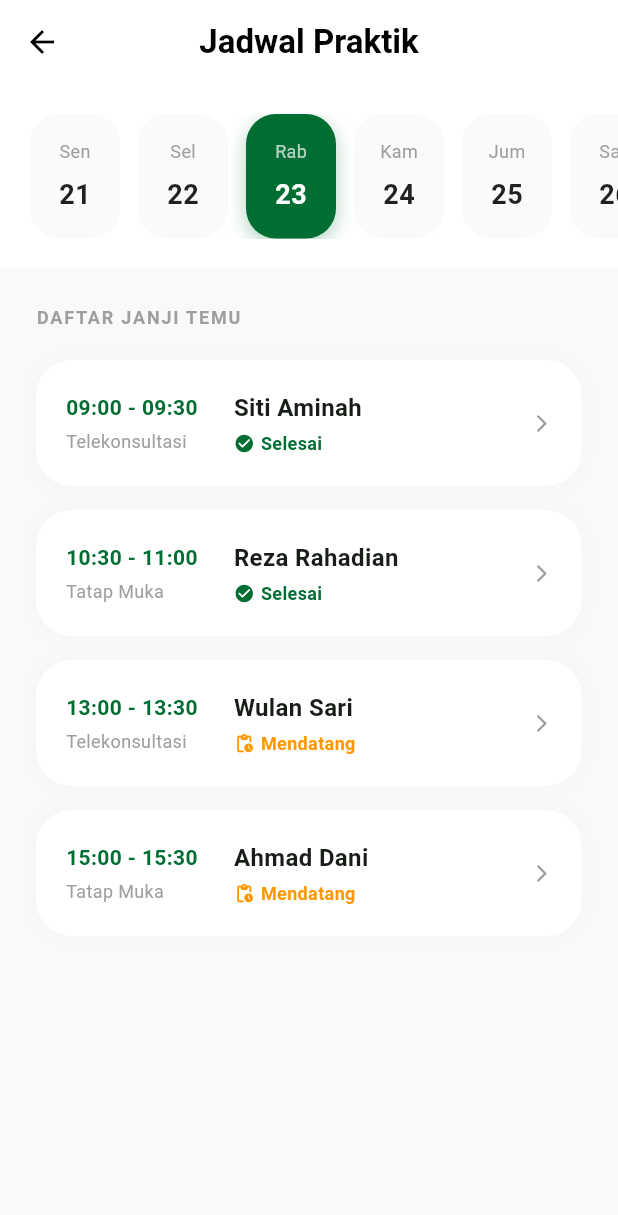
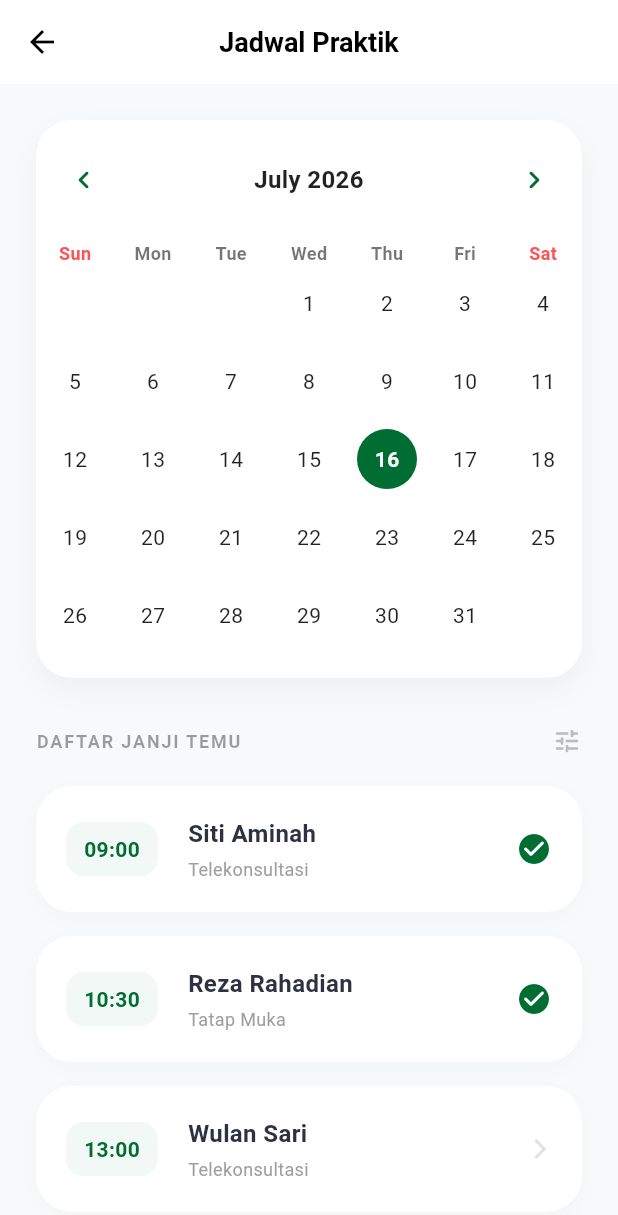
Before and after one commit to techtona-gard/gard-fe, a Flutter app: the DoctorSchedulePage screen opened directly, on a phone screen of 412 x 824 dp. Shown: the top 1215 px of the screen. Run offline on Flutter 3.47's test engine with Material 3 defaults, Android fonts, the phone set to English and light mode, and no system bars; drawn by our look-alikes of table_calendar; our stand-ins replace awesome_notifications, camera; network calls fail.

Commit message:
penyesuaian layouting dan akur registrasi dokter, dan penyesuaian dashboard pasien

```diff
--- a/lib/pages/doctor_schedule_page.dart
+++ b/lib/pages/doctor_schedule_page.dart
@@ -1,4 +1,5 @@
 import 'package:flutter/material.dart';
+import 'package:table_calendar/table_calendar.dart';
 
 class DoctorSchedulePage extends StatefulWidget {
   const DoctorSchedulePage({super.key});
@@ -8,85 +9,136 @@ class DoctorSchedulePage extends StatefulWidget {
 }
 
 class _DoctorSchedulePageState extends State<DoctorSchedulePage> {
-  int _selectedDateIndex = 2; // Assuming today is Wednesday
+  DateTime _focusedDay = DateTime.now();
+  DateTime? _selectedDay;
 
-  final List<Map<String, String>> _dates = [
-    {'day': 'Sen', 'date': '21'},
-    {'day': 'Sel', 'date': '22'},
-    {'day': 'Rab', 'date': '23'},
-    {'day': 'Kam', 'date': '24'},
-    {'day': 'Jum', 'date': '25'},
-    {'day': 'Sab', 'date': '26'},
-    {'day': 'Min', 'date': '27'},
-  ];
+  @override
+  void initState() {
+    super.initState();
+    _selectedDay = _focusedDay;
+  }
 
   @override
   Widget build(BuildContext context) {
     const emeraldGreen = Color(0xFF006D32);
+    const bgColor = Color(0xFFF8F9FA);
 
     return Scaffold(
-      backgroundColor: const Color(0xFFF8F9FA),
+      backgroundColor: bgColor,
       appBar: AppBar(
-        title: const Text('Jadwal Praktik', style: TextStyle(fontWeight: FontWeight.bold)),
+        title: const Text('Jadwal Praktik',
+          style: TextStyle(fontWeight: FontWeight.bold, fontSize: 18)),
         centerTitle: true,
         backgroundColor: Colors.white,
         foregroundColor: Colors.black,
         elevation: 0,
       ),
-      body: Column(
+      body: SafeArea(
+        child: SingleChildScrollView(
+          padding: const EdgeInsets.all(24),
+          physics: const BouncingScrollPhysics(),
+          child: Column(
+            crossAxisAlignment: CrossAxisAlignment.start,
             children: [
-          // Horizontal Calendar Section
+              // 1. Calendar Card (Sama seperti gaya pasien)
               Container(
+                decoration: BoxDecoration(
                   color: Colors.white,
-            padding: const EdgeInsets.symmetric(vertical: 20),
-            child: SingleChildScrollView(
-              scrollDirection: Axis.horizontal,
-              padding: const EdgeInsets.symmetric(horizontal: 20),
-              child: Row(
-                children: _dates.asMap().entries.map((entry) {
-                  int idx = entry.key;
-                  var item = entry.value;
-                  bool isSelected = _selectedDateIndex == idx;
-                  return GestureDetector(
-                    onTap: () => setState(() => _selectedDateIndex = idx),
-                    child: Container(
-                      margin: const EdgeInsets.only(right: 12),
-                      width: 60,
-                      padding: const EdgeInsets.symmetric(vertical: 16),
-                      decoration: BoxDecoration(
-                        color: isSelected ? emeraldGreen : Colors.grey.shade50,
-                        borderRadius: BorderRadius.circular(20),
-                        boxShadow: isSelected ? [BoxShadow(color: emeraldGreen.withOpacity(0.3), blurRadius: 10, offset: const Offset(0, 4))] : [],
+                  borderRadius: BorderRadius.circular(24),
+                  boxShadow: [
+                    BoxShadow(
+                      color: Colors.black.withOpacity(0.04),
+                      blurRadius: 15,
+                      offset: const Offset(0, 8),
                     ),
-                      child: Column(
-                        children: [
-                          Text(item['day']!, style: TextStyle(color: isSelected ? Colors.white70 : Colors.grey, fontSize: 12)),
-                          const SizedBox(height: 8),
-                          Text(item['date']!, style: TextStyle(color: isSelected ? Colors.white : Colors.black87, fontWeight: FontWeight.bold, fontSize: 18)),
                   ],
                 ),
+                padding: const EdgeInsets.only(bottom: 16),
+                child: TableCalendar(
+                  firstDay: DateTime.utc(2020, 1, 1),
+                  lastDay: DateTime.utc(2030, 12, 31),
+                  focusedDay: _focusedDay,
+                  selectedDayPredicate: (day) => isSameDay(_selectedDay, day),
+                  onDaySelected: (selectedDay, focusedDay) {
+                    setState(() {
+                      _selectedDay = selectedDay;
+                      _focusedDay = focusedDay;
+                    });
+                  },
+                  onPageChanged: (focusedDay) {
+                    _focusedDay = focusedDay;
+                  },
+                  rowHeight: 52,
+                  calendarStyle: CalendarStyle(
+                    todayDecoration: BoxDecoration(
+                      color: emeraldGreen.withOpacity(0.1),
+                      shape: BoxShape.circle,
                     ),
-                  );
-                }).toList(),
+                    todayTextStyle: const TextStyle(
+                      color: emeraldGreen,
+                      fontWeight: FontWeight.bold
+                    ),
+                    selectedDecoration: const BoxDecoration(
+                      color: emeraldGreen,
+                      shape: BoxShape.circle,
+                    ),
+                    selectedTextStyle: const TextStyle(
+                      color: Colors.white,
+                      fontWeight: FontWeight.bold
+                    ),
+                    outsideDaysVisible: false,
+                    defaultTextStyle: const TextStyle(color: Colors.black87),
+                    weekendTextStyle: const TextStyle(color: Colors.black87),
+                  ),
+                  headerStyle: const HeaderStyle(
+                    formatButtonVisible: false,
+                    titleCentered: true,
+                    titleTextStyle: TextStyle(
+                      fontWeight: FontWeight.bold,
+                      fontSize: 16,
+                      color: Colors.black87
+                    ),
+                    headerPadding: EdgeInsets.symmetric(vertical: 16),
+                    leftChevronIcon: Icon(Icons.chevron_left_rounded, color: emeraldGreen),
+                    rightChevronIcon: Icon(Icons.chevron_right_rounded, color: emeraldGreen),
+                  ),
+                  daysOfWeekStyle: const DaysOfWeekStyle(
+                    weekdayStyle: TextStyle(color: Colors.black54, fontWeight: FontWeight.bold, fontSize: 12),
+                    weekendStyle: TextStyle(color: Colors.redAccent, fontWeight: FontWeight.bold, fontSize: 12),
                   ),
                 ),
               ),
 
-          // Timeline / Appointments Section
-          Expanded(
-            child: ListView(
-              padding: const EdgeInsets.all(24),
+              const SizedBox(height: 32),
+
+              // 2. Timeline Section
+              Row(
+                mainAxisAlignment: MainAxisAlignment.spaceBetween,
                 children: [
-                const Text('DAFTAR JANJI TEMU', style: TextStyle(fontWeight: FontWeight.bold, fontSize: 12, color: Colors.grey, letterSpacing: 1.2)),
+                  const Text(
+                    'DAFTAR JANJI TEMU',
+                    style: TextStyle(
+                      fontSize: 12,
+                      fontWeight: FontWeight.bold,
+                      color: Colors.black38,
+                      letterSpacing: 1.2
+                    ),
+                  ),
+                  Icon(Icons.tune_rounded, size: 20, color: Colors.grey.shade400),
+                ],
+              ),
               const SizedBox(height: 20),
-                _buildScheduleItem('09:00 - 09:30', 'Siti Aminah', 'Telekonsultasi', true),
-                _buildScheduleItem('10:30 - 11:00', 'Reza Rahadian', 'Tatap Muka', true),
-                _buildScheduleItem('13:00 - 13:30', 'Wulan Sari', 'Telekonsultasi', false),
-                _buildScheduleItem('15:00 - 15:30', 'Ahmad Dani', 'Tatap Muka', false),
+
+              // Daftar Item (Manual list agar scroll mengikuti scroll utama)
+              _buildScheduleItem('09:00', 'Siti Aminah', 'Telekonsultasi', true),
+              _buildScheduleItem('10:30', 'Reza Rahadian', 'Tatap Muka', true),
+              _buildScheduleItem('13:00', 'Wulan Sari', 'Telekonsultasi', false),
+              _buildScheduleItem('15:00', 'Ahmad Dani', 'Tatap Muka', false),
+
+              const SizedBox(height: 100), // Space for bottom nav
             ],
           ),
         ),
-        ],
       ),
     );
   }
@@ -99,38 +151,57 @@ class _DoctorSchedulePageState extends State<DoctorSchedulePage> {
       decoration: BoxDecoration(
         color: Colors.white,
         borderRadius: BorderRadius.circular(24),
-        boxShadow: [BoxShadow(color: Colors.black.withOpacity(0.02), blurRadius: 10)],
+        boxShadow: [
+          BoxShadow(
+            color: Colors.black.withOpacity(0.02),
+            blurRadius: 10,
+            offset: const Offset(0, 4),
+          )
+        ],
       ),
       child: Row(
         children: [
-          Column(
-            crossAxisAlignment: CrossAxisAlignment.start,
-            children: [
-              Text(time, style: const TextStyle(fontWeight: FontWeight.bold, color: emeraldGreen)),
-              const SizedBox(height: 4),
-              Text(type, style: const TextStyle(color: Colors.grey, fontSize: 12)),
-            ],
+          Container(
+            padding: const EdgeInsets.symmetric(horizontal: 12, vertical: 8),
+            decoration: BoxDecoration(
+              color: emeraldGreen.withOpacity(0.05),
+              borderRadius: BorderRadius.circular(12),
             ),
-          const SizedBox(width: 24),
+            child: Text(
+              time,
+              style: const TextStyle(
+                fontWeight: FontWeight.bold,
+                color: emeraldGreen,
+                fontSize: 14
+              ),
+            ),
+          ),
+          const SizedBox(width: 20),
           Expanded(
             child: Column(
               crossAxisAlignment: CrossAxisAlignment.start,
               children: [
-                Text(patient, style: const TextStyle(fontWeight: FontWeight.bold, fontSize: 16)),
+                Text(
+                  patient,
+                  style: const TextStyle(
+                    fontWeight: FontWeight.bold,
+                    fontSize: 16,
+                    color: Color(0xFF2D3142)
+                  ),
+                ),
                 const SizedBox(height: 4),
-                Row(
-                  children: [
-                    Icon(isCompleted ? Icons.check_circle_rounded : Icons.pending_actions_rounded,
-                      size: 14, color: isCompleted ? emeraldGreen : Colors.orange),
-                    const SizedBox(width: 4),
-                    Text(isCompleted ? 'Selesai' : 'Mendatang',
-                      style: TextStyle(color: isCompleted ? emeraldGreen : Colors.orange, fontSize: 12, fontWeight: FontWeight.bold)),
-                  ],
+                Text(
+                  type,
+                  style: const TextStyle(color: Colors.grey, fontSize: 12),
                 ),
               ],
             ),
           ),
-          const Icon(Icons.arrow_forward_ios_rounded, size: 14, color: Colors.grey),
+          Icon(
+            isCompleted ? Icons.check_circle_rounded : Icons.arrow_forward_ios_rounded,
+            color: isCompleted ? emeraldGreen : Colors.grey.shade300,
+            size: isCompleted ? 24 : 16,
+          ),
         ],
       ),
     );
```
Also changed, not shown: lib/pages/activity_page.dart (+47 -19 lines), lib/pages/history_page.dart (+59 -11 lines), lib/pages/home_page.dart (+15 -5 lines). Lines whose indentation alone changed are shown as unchanged.
